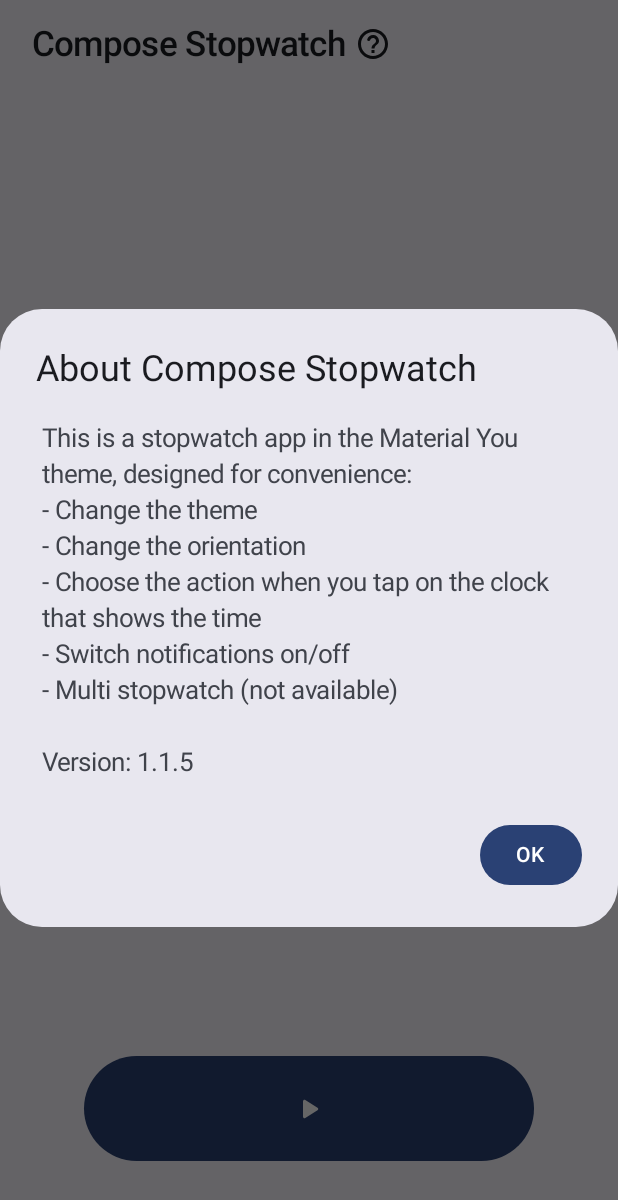
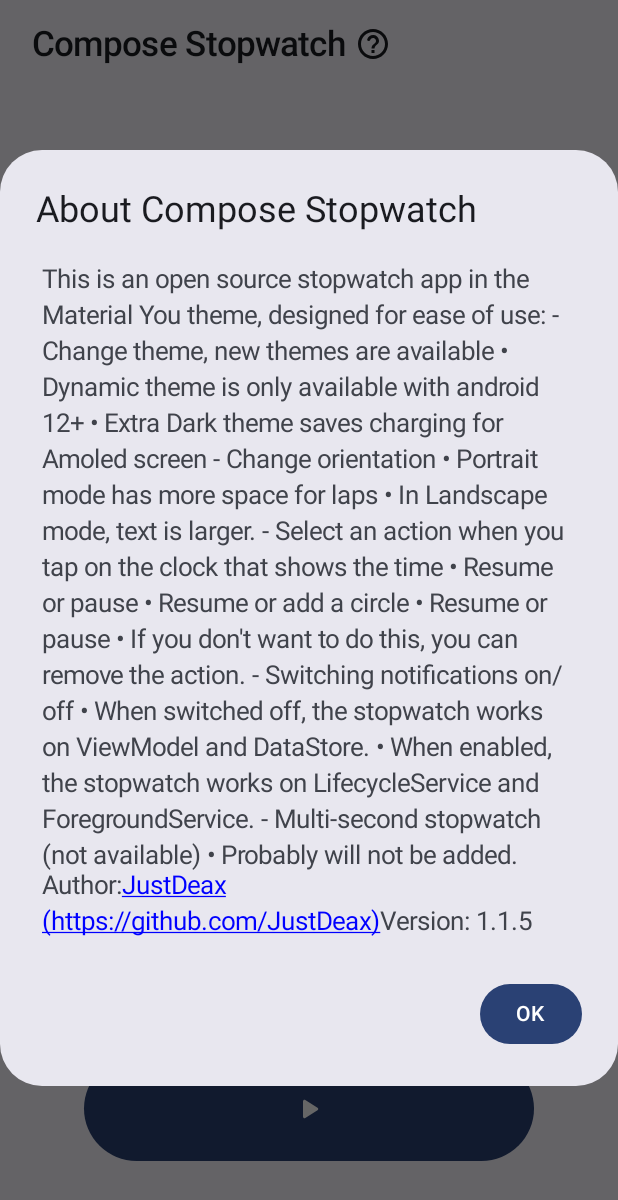
Before and after one commit to JustDeax/ComposeStopwatch, an Android app built with Jetpack Compose: the screen it shows after launch (AppActivity), after a tap on "Compose Stopwatch", on a phone screen of 412 x 824 dp. Shown: the top 1200 px of the screen. Run offline under Robolectric (Android 15) with nearby library versions, the phone set to English and light mode, and no system bars; our stand-ins replace livedata-compose; 2 other taps on this screen came first.

Commit message:
1.1.6 build 2 UPDATE STRINGS AND DIALOGS ABOUT APP

```diff
--- a/app/build.gradle.kts
+++ b/app/build.gradle.kts
@@ -10,7 +10,7 @@ android {
 
     defaultConfig {
         applicationId = "com.justdeax.composeStopwatch"
-        minSdk = 24
+        minSdk = 23
         targetSdk = 34
         versionCode = 1
         versionName = "1.1.5"
--- a/app/src/main/java/com/justdeax/composeStopwatch/ui/CustomDialogs.kt
+++ b/app/src/main/java/com/justdeax/composeStopwatch/ui/CustomDialogs.kt
@@ -138,10 +138,8 @@ fun SimpleDialog(
                     .fillMaxWidth()
                     .verticalScroll(scrollState)
                     .padding(4.dp)
-            ) {
-                Text(desc)
-            }
-               },
+            ) { Text(desc) }
+        },
         confirmButton = {
             Button(onClick = onConfirm) {
                 Text(confirmText)
@@ -159,7 +157,7 @@ fun SimpleDialog(
 @Composable
 fun OkayDialog(
     title: String,
-    desc: String,
+    content: @Composable () -> Unit,
     isPortrait: Boolean,
     confirmText: String,
     onConfirm: () -> Unit
@@ -181,13 +179,8 @@ fun OkayDialog(
                     .fillMaxWidth()
                     .verticalScroll(scrollState)
                     .padding(4.dp)
-            ) {
-                Text(
-                    text = desc,
-                    style = MaterialTheme.typography.titleMedium
-                )
-            }
-               },
+            ) { content() }
+        },
         confirmButton = {
             Button(onClick = onConfirm) {
                 Text(confirmText)
--- a/app/src/main/java/com/justdeax/composeStopwatch/ui/StopwatchComposes.kt
+++ b/app/src/main/java/com/justdeax/composeStopwatch/ui/StopwatchComposes.kt
@@ -1,4 +1,6 @@
 package com.justdeax.composeStopwatch.ui
+import android.content.Intent
+import android.net.Uri
 import android.os.Build
 import androidx.compose.animation.EnterTransition
 import androidx.compose.animation.core.RepeatMode
@@ -47,9 +49,13 @@ import androidx.compose.ui.Modifier
 import androidx.compose.ui.draw.alpha
 import androidx.compose.ui.graphics.Color
 import androidx.compose.ui.res.painterResource
+import androidx.compose.ui.text.SpanStyle
+import androidx.compose.ui.text.buildAnnotatedString
 import androidx.compose.ui.text.font.FontFamily
 import androidx.compose.ui.text.font.FontWeight
 import androidx.compose.ui.text.style.TextAlign
+import androidx.compose.ui.text.style.TextDecoration
+import androidx.compose.ui.text.withStyle
 import androidx.compose.ui.unit.dp
 import androidx.compose.ui.unit.sp
 import androidx.lifecycle.lifecycleScope
@@ -224,7 +230,29 @@ fun DisplayAppName(
     if (showAboutApp) {
         OkayDialog(
             title = activity.getString(R.string.about_app),
-            desc = activity.getString(R.string.about_app_desc, activity.getString(R.string.app_version)),
+            content = {
+                Text(
+                    text = activity.getString(R.string.about_app_desc),
+                    style = MaterialTheme.typography.titleMedium
+                )
+                val annotatedString = buildAnnotatedString {
+                    append(activity.getString(R.string.about_app_desc_a))
+
+                    withStyle(style = SpanStyle(color = Color.Blue, textDecoration = TextDecoration.Underline)) {
+                        append(activity.getString(R.string.about_app_desc_l))
+                    }
+
+                    append(activity.getString(R.string.about_app_desc_v))
+                }
+                Text(
+                    text = annotatedString,
+                    style = MaterialTheme.typography.titleMedium,
+                    modifier = Modifier.clickable {
+                        val intent = Intent(Intent.ACTION_VIEW, Uri.parse("https://github.com/JustDeax"))
+                        activity.startActivity(intent)
+                    }
+                )
+            },
             isPortrait = isPortrait,
             confirmText = activity.getString(R.string.ok),
             onConfirm = { showAboutApp = false }
@@ -240,16 +268,16 @@ fun DisplayActions(
     show: Boolean,
     notificationEnabled: Boolean
 ) {
-    val multiStopwatchDraw = painterResource(R.drawable.round_casino_24)
-    val themeDraw = painterResource(R.drawable.round_invert_colors_24)
     val tapOnClockDraw = painterResource(R.drawable.round_adjust_24)
     val turnOffNotifDraw = painterResource(R.drawable.round_notifications_24)
     val turnOnNotifDraw = painterResource(R.drawable.round_notifications_none_24)
+    val themeDraw = painterResource(R.drawable.round_invert_colors_24)
+    val multiStopwatchDraw = painterResource(R.drawable.round_casino_24)
 
-    var showMultiStopwatchDialog by remember { mutableStateOf(false) }
-    var showThemeDialog by remember { mutableStateOf(false) }
     var showTapOnClockDialog by remember { mutableStateOf(false) }
     var showResetStopwatchDialog by remember { mutableStateOf(false) }
+    var showThemeDialog by remember { mutableStateOf(false) }
+    var showMultiStopwatchDialog by remember { mutableStateOf(false) }
 
     @Composable
     fun actionDialogs(modifier: Modifier) {
@@ -360,7 +388,12 @@ fun DisplayActions(
     if (showMultiStopwatchDialog) {
         OkayDialog(
             title = activity.getString(R.string.multi_stopwatch_not_available),
-            desc = activity.getString(R.string.multi_stopwatch_not_available_desc),
+            content = {
+                Text(
+                    text = activity.getString(R.string.multi_stopwatch_not_available_desc),
+                    style = MaterialTheme.typography.titleMedium
+                )
+            },
             isPortrait = isPortrait,
             confirmText = activity.getString(R.string.ok),
             onConfirm = { showMultiStopwatchDialog = false }
--- a/app/src/main/res/values/strings.xml
+++ b/app/src/main/res/values/strings.xml
@@ -1,6 +1,5 @@
 <resources>
     <string name="app_name">Compose Stopwatch</string>
-    <string name="app_version">1.1.5</string>
 
     <string name="cancel">Cancel</string>
     <string name="ok">OK</string>
@@ -16,18 +15,13 @@
     <string name="add_lap">Add Lap</string>
 
     <string name="additional_action">Additional Actions</string>
-    <string name="multi_stopwatch">Multi stopwatch</string>
-    <string name="theme">Theme</string>
     <string name="tap_on_clock">Tap on Clock</string>
     <string name="turn_off_notif">Turn off notification</string>
+    <string name="theme">Theme</string>
+    <string name="multi_stopwatch">Multi stopwatch</string>
 
     <string name="change_tap_on_clock">Change tap on clock</string>
     <string name="change_tap_on_clock_desc">Select what will happen when the tap on clock</string>
-
-    <string name="reset_stopwatch">Reset Stopwatch?</string>
-    <string name="reset_stopwatch_desc_enable">To enable notifications you need to reset the stopwatch</string>
-    <string name="reset_stopwatch_desc_disable">To disable notifications you need to reset the stopwatch</string>
-
     <string-array name="tap_on_clock">
         <item name="none">None</item>
         <item name="resume_or_pause">Resume or Pause</item>
@@ -35,8 +29,12 @@
         <item name="resume_or_stop">Resume or Stop</item>
     </string-array>
 
+    <string name="reset_stopwatch">Reset Stopwatch?</string>
+    <string name="reset_stopwatch_desc_enable">To enable notifications you need to reset the stopwatch</string>
+    <string name="reset_stopwatch_desc_disable">To disable notifications you need to reset the stopwatch</string>
+
     <string name="change_theme">Change theme</string>
-    <string name="change_theme_desc">Material You theme is only available with android 12+\nExtra Dark theme saves charging for Amoled screen</string>
+    <string name="change_theme_desc">Dynamic theme is only available with android 12+\nExtra Dark theme saves charging for Amoled screen</string>
     <string-array name="theme">
         <item name="system">System</item>
         <item name="light">Light</item>
@@ -44,7 +42,7 @@
         <item name="extra_dark">Extra Dark</item>
     </string-array>
     <string-array name="theme12">
-        <item name="system">System (Material You)</item>
+        <item name="system">System (Dynamic colors)</item>
         <item name="light">Light</item>
         <item name="dark">Dark</item>
         <item name='extra_dark'>Extra Dark</item>
@@ -54,5 +52,27 @@
     <string name="multi_stopwatch_not_available_desc">The function is not available and may not be available</string>
 
     <string name="about_app">About Compose Stopwatch</string>
-    <string name="about_app_desc">This is a stopwatch app in the Material You theme, designed for convenience:\n- Change the theme\n- Change the orientation\n- Choose the action when you tap on the clock that shows the time\n- Switch notifications on/off\n- Multi stopwatch (not available)\n\nVersion: %s</string>
+    <string name="about_app_desc">
+This is an open source stopwatch app in the Material You theme, designed for ease of use:
+- Change theme, new themes are available
+    • Dynamic theme is only available with android 12+
+    • Extra Dark theme saves charging for Amoled screen
+- Change orientation
+    • Portrait mode has more space for laps
+    • In Landscape mode, text is larger.
+- Select an action when you tap on the clock that shows the time
+    • Resume or pause
+    • Resume or add a circle
+    • Resume or pause
+    • If you don't want to do this, you can remove the action.
+- Switching notifications on/off
+    • When switched off, the stopwatch works on ViewModel and DataStore.
+    • When enabled, the stopwatch works on LifecycleService and ForegroundService.
+- Multi-second stopwatch (not available)
+    • Probably will not be added.
+    </string>
+    <string name="about_app_desc_a">Author: </string>
+    <string name="about_app_desc_l">JustDeax (https://github.com/JustDeax)</string>
+    <string name="about_app_desc_v">Version: 1.1.5</string>
+
 </resources>
```
